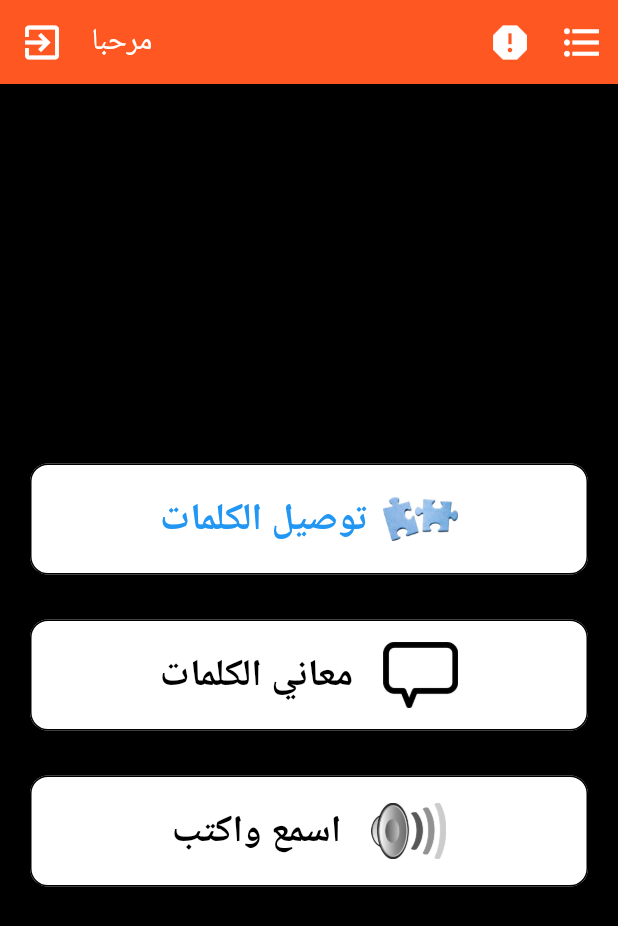
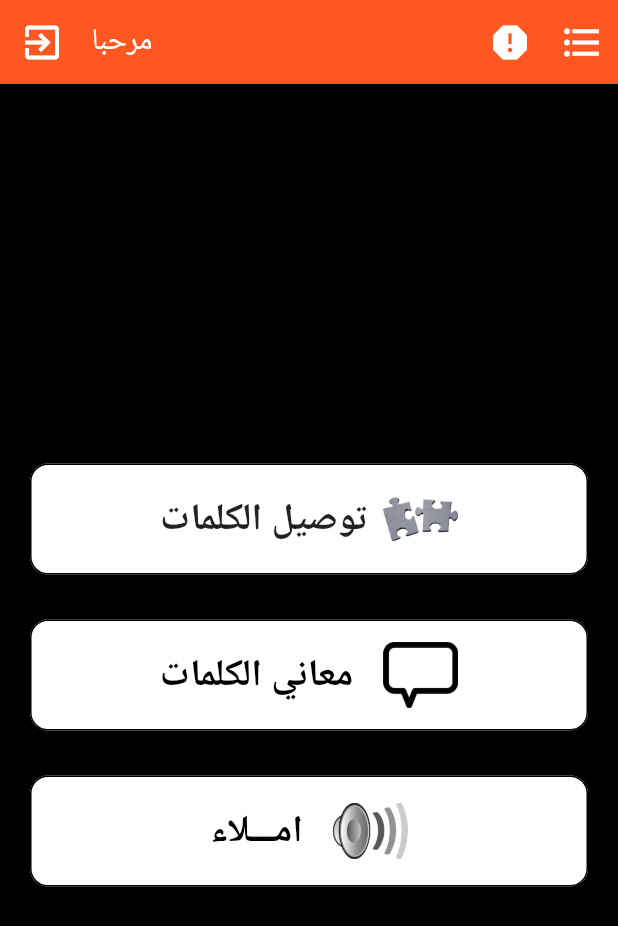
Before and after one commit to scoool/languest, a Flutter app: the Home screen opened directly, on a phone screen of 412 x 824 dp. Shown: the top 926 px of the screen. Run offline on Flutter 3.47's test engine with Material 2 defaults, Android fonts, the phone set to English and light mode, and no system bars; our stand-ins replace audioplayers, firebase_messaging, flutter_spinkit, fluttertoast, sqflite; missing offline and left inert: encrypt, flutter_tts_improved, language_pickers, translator; accounts and stored records are empty; network calls fail.

Commit message:
update 27/12/2020

```diff
--- a/lib/edit_words.dart
+++ b/lib/edit_words.dart
@@ -110,8 +110,10 @@ class _EditWordsState extends State<EditWords> {
                   FlatButton(
                     onPressed:  () {
 
-                      EditWordFuture(new_word ?? widget._word, new_mean?? widget._mean,widget._word, widget._mean).then((value){
-                        showToastMessage(value);
+                      EditWordFuture(_wordController.text, _meanController.text,widget._word, widget._mean).then((value){
+                        if (value == 'success'){
+                          showToastMessage('تم تعديل الكلمة بنجاح');
+                        }
                       });
 
                     },
--- a/lib/home.dart
+++ b/lib/home.dart
@@ -1,6 +1,6 @@
 import 'package:flutter/cupertino.dart';
 import 'package:flutter/material.dart';
-import 'package:langtest/games/game.dart';
+import 'package:langtest/games/matching.dart';
 import 'package:langtest/games/voice_to_spell.dart';
 import 'package:langtest/points_report.dart';
 import 'package:langtest/games/puzzle_word.dart';
@@ -16,8 +16,6 @@ class Home extends StatefulWidget {
 }
 
 class _HomeState extends State<Home> {
-  // int _wordcount = 0;
-  // String _selectedvalue='';
 
   @override
   Widget build(BuildContext context) {
@@ -73,6 +71,7 @@ class _HomeState extends State<Home> {
 
               SizedBox(height: 20.0),
               RaisedButton(
+                highlightColor: Colors.green,
                 child: Row(
                   crossAxisAlignment: CrossAxisAlignment.center,
                   mainAxisAlignment: MainAxisAlignment.center,
@@ -80,10 +79,10 @@ class _HomeState extends State<Home> {
                   children: <Widget>[
                     Text(
                       'توصيل الكلمات',
-                      style: myTextStyle.copyWith(color: Colors.blue, fontSize: 25),),
+                      style: myTextStyle.copyWith( fontSize: 25),),
                     SizedBox(width: 10,),
                     Image(
-                      image: AssetImage('assets/matching2.jpg'),
+                      image: AssetImage('assets/matching.png'),
                       width: 50, height: 50,
 
                     )
@@ -106,6 +105,8 @@ class _HomeState extends State<Home> {
               SizedBox(height: 30.0),
 
               RaisedButton(
+                highlightColor: Colors.green,
+
                 child: Row(
                   mainAxisAlignment: MainAxisAlignment.center,
                   children: <Widget>[
@@ -138,11 +139,13 @@ class _HomeState extends State<Home> {
               SizedBox(height: 30.0),
 
               RaisedButton(
+                highlightColor: Colors.green,
                 child: Row(
+
                   mainAxisAlignment: MainAxisAlignment.center,
                   children: <Widget>[
                     Text(
-                      'اسمع واكتب',
+                      'امـــلاء',
                       style: myTextStyle.copyWith(color: Colors.black,fontSize: 25),),
                     SizedBox(width: 20,),
                     Image(
--- a/lib/login.dart
+++ b/lib/login.dart
@@ -43,7 +43,8 @@ class _LoginState extends State<Login> {
     final GlobalKey<ScaffoldState> _scaffoldKey = new GlobalKey<ScaffoldState>();
     // Global.isLoggedIn = false
 
-    return Container(
+    return WillPopScope(
+      onWillPop: () async => false,
 
       child: Scaffold(
         key: _scaffoldKey,
--- a/lib/module/words.dart
+++ b/lib/module/words.dart
@@ -7,16 +7,17 @@ class ClassWords extends StatelessWidget {
   @override
   Widget build(BuildContext context) {
     return Material(
-      color: Colors.black87,
+      color: Colors.grey[700],
 
       child: Container(
+
         alignment:Alignment.center,
         height: 50,
         width: 150,
 
         padding: EdgeInsets.all(2.0),
         child: Text(text,
-          style: TextStyle(fontSize: 18, color: Colors.white,  )),
+            style: TextStyle(fontSize: 18, color: Colors.white,  )),
       ),
     );
   }
--- a/lib/register.dart
+++ b/lib/register.dart
@@ -19,8 +19,9 @@ class _SingUpState extends State<SingUp> {
   Widget build(BuildContext context) {
 
     return Scaffold(
+
       appBar: AppBar(
-
+        backgroundColor: Colors.grey,
         title: Text('تسجيل جديد'),
         actions: <Widget>[
           IconButton(
--- a/pubspec.yaml
+++ b/pubspec.yaml
@@ -11,7 +11,7 @@ description: A new Flutter application.
 # In iOS, build-name is used as CFBundleShortVersionString while build-number used as CFBundleVersion.
 # Read more about iOS versioning at
 # https://developer.apple.com/library/archive/documentation/General/Reference/InfoPlistKeyReference/Articles/CoreFoundationKeys.html
-version: 2.0.7+7
+version: 2.0.7+9
 
 environment:
   sdk: ">=2.1.0 <3.0.0"
```
Also changed, not shown: lib/add_words.dart (+4 -10 lines), lib/games/matching.dart (renamed from lib/games/game.dart, +10 -4 lines), lib/wordlist.dart (+7 -2 lines), assets/matching.jpg, assets/matching.png (added), assets/matching2.jpg, 2 other files.
